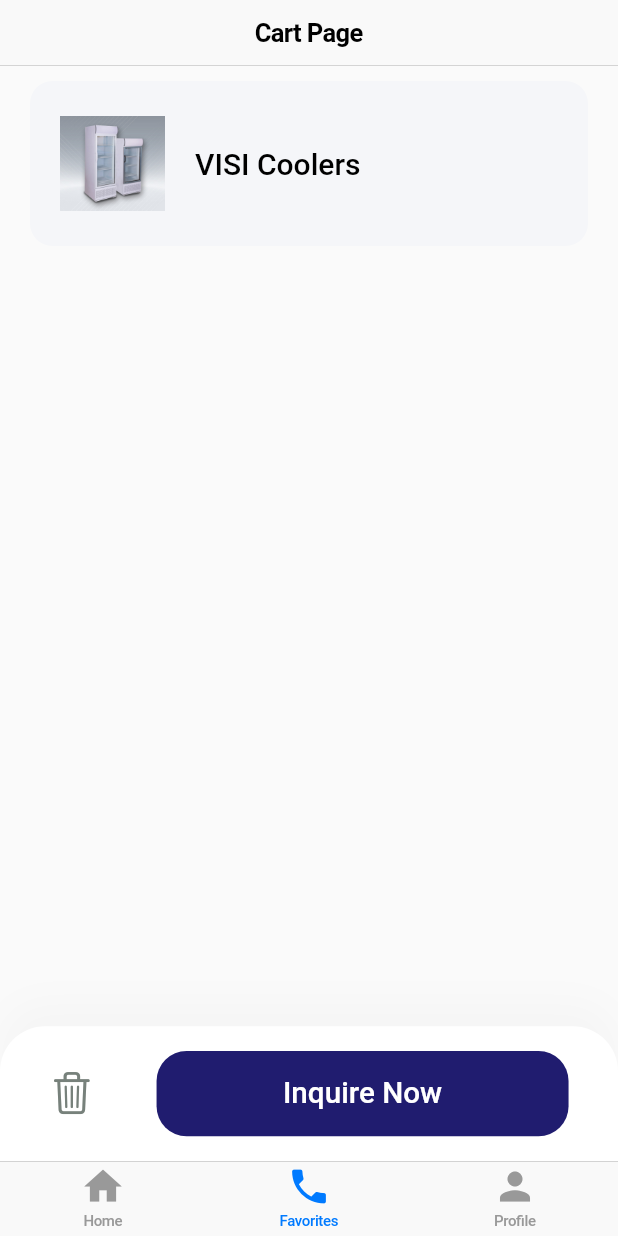
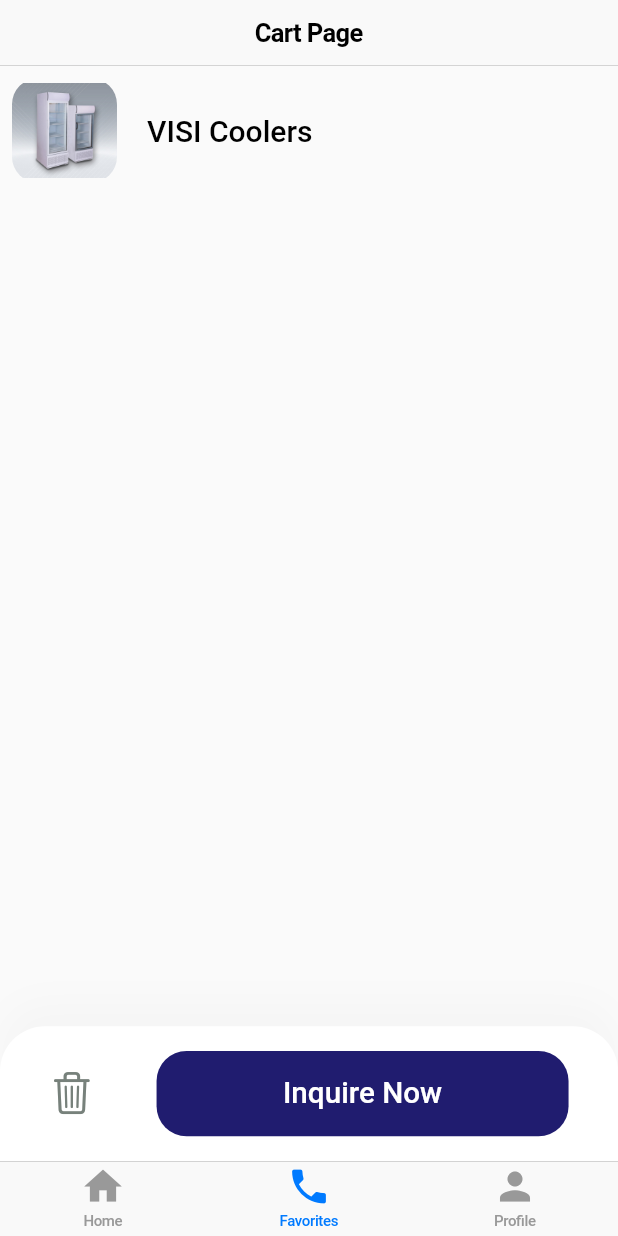
Before and after one commit to AliJasim03/Awal, a Flutter app: the screen it shows after launch, item 2 of the bottom bar chosen, on a phone screen of 412 x 824 dp. Run offline on Flutter 3.47's test engine with Material 2 defaults, Android fonts, the phone set to English and light mode, and no system bars; our stand-ins replace flutter_svg; Roboto replaces fonts that are missing (Futura-Bold).

Commit message:
[Small Product Card] made image round

```diff
--- a/lib/components/cart_card.dart
+++ b/lib/components/cart_card.dart
@@ -19,7 +19,7 @@ class CartCard extends StatelessWidget {
     return SmallProductCard(
       product: product,
       onPressed: () => {},
-      style: style,
+      //style: style,
     );
   }
 }
--- a/lib/components/small_product_card.dart
+++ b/lib/components/small_product_card.dart
@@ -12,18 +12,24 @@ class SmallProductCard extends StatelessWidget {
 
   @override
   Padding build(BuildContext context) {
+    const imageSize = 70 / 2;
+
+    var image = ClipRRect(
+      borderRadius: BorderRadius.circular(imageSize / 2), // Image border
+      child: SizedBox.fromSize(
+        size: const Size.fromRadius(imageSize), // Image radius
+        child: product.image,
+      ),
+    );
+
     return Padding(
-      padding: const EdgeInsets.symmetric(horizontal: 20, vertical: 10),
+      padding: const EdgeInsets.symmetric(horizontal: 0, vertical: 0),
       child: TextButton(
         style: style,
         onPressed: onPressed,
         child: Row(
           children: [
-            SizedBox(
-              width: 70,
-              height: 70,
-              child: product.image,
-            ),
+            image,
             const SizedBox(width: 20),
             Expanded(
                 child: Text(
```
